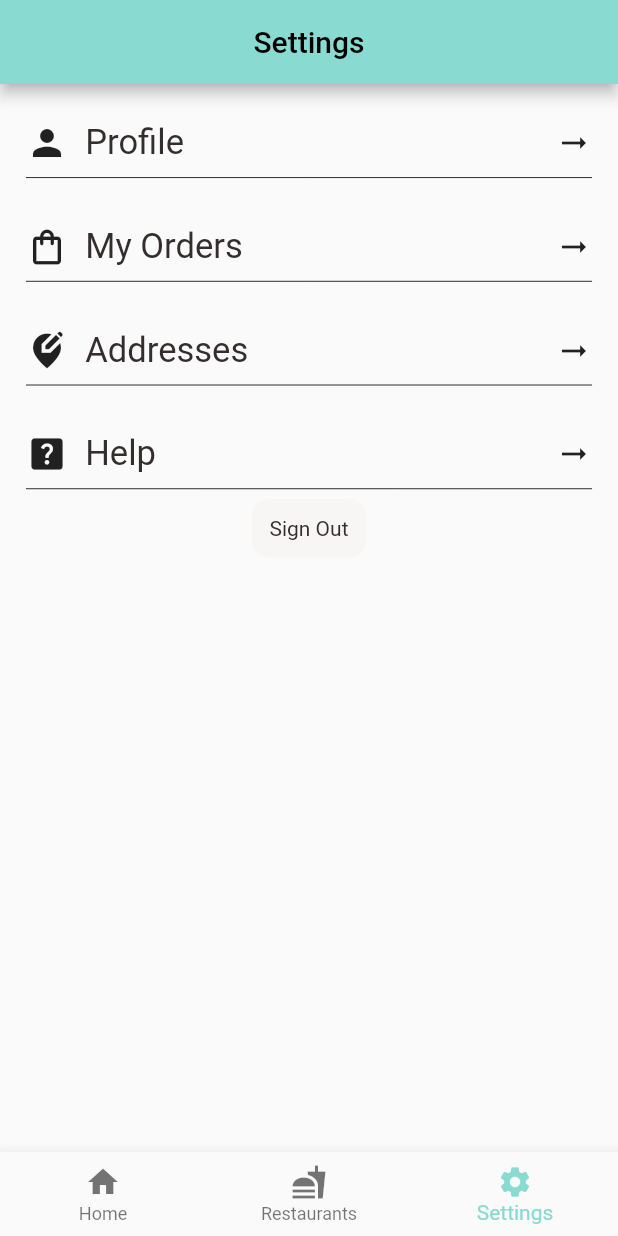
After one commit to Ketan-Goyal/go_foodz, a Flutter app: the MainFoodPage screen opened directly, item 3 of the bottom bar chosen, on a phone screen of 412 x 824 dp. The commit adds this screen. Run offline on Flutter 3.47's test engine with Material 2 defaults, Android fonts, the phone set to English and light mode, and no system bars; our stand-ins replace dots_indicator, firebase_auth, firebase_core, get; accounts and stored records are empty.

```diff
--- a/lib/main.dart
+++ b/lib/main.dart
@@ -1,7 +1,7 @@
 import 'package:firebase_core/firebase_core.dart';
 import 'package:flutter/material.dart';
 import 'package:get/get_navigation/src/root/get_material_app.dart';
-import 'package:go_foodz/screens/signUp.dart';
+import 'package:go_foodz/screens/signIn.dart';
 
 import 'firebase_options.dart';
 
@@ -28,7 +28,7 @@ class MyApp extends StatelessWidget {
         primarySwatch: Colors.cyan,
       ),
       // home: MainFoodPage(),
-      home: SignUp(),
+      home: SignIn(),
     );
   }
 }
--- /dev/null
+++ b/lib/screens/Settings.dart
@@ -0,0 +1,200 @@
+import 'package:flutter/material.dart';
+import 'package:go_foodz/screens/signUp.dart';
+import 'package:go_foodz/services/Auth.dart';
+import 'package:go_foodz/utils/colors.dart';
+import 'package:go_foodz/utils/dimensions.dart';
+import 'package:go_foodz/widgets/big_text.dart';
+
+class AppSettings extends StatefulWidget {
+  const AppSettings({Key? key}) : super(key: key);
+
+  @override
+  State<AppSettings> createState() => _AppSettingsState();
+}
+
+class _AppSettingsState extends State<AppSettings> {
+  AuthMethods authMethods = new AuthMethods();
+  @override
+  Widget build(BuildContext context) {
+    return Scaffold(
+      appBar: AppBar(
+        backgroundColor: AppColors.mainColor,
+        title: Center(child: Text("Settings")),
+      ),
+      body: Column(
+        children: [
+          Expanded(
+            child: ListView(
+              children: [
+                Container(
+                  padding: EdgeInsets.symmetric(
+                      horizontal: Dimensions.ratio * 15,
+                      vertical: Dimensions.ratio * 5),
+                  height: Dimensions.ratio * 60,
+                  child: Column(
+                    mainAxisAlignment: MainAxisAlignment.end,
+                    children: [
+                      Row(
+                        mainAxisAlignment: MainAxisAlignment.spaceBetween,
+                        children: [
+                          Row(
+                            children: [
+                              Icon(
+                                Icons.person,
+                                size: 28,
+                              ),
+                              SizedBox(
+                                width: Dimensions.ratio * 10,
+                              ),
+                              BigText(text: "Profile"),
+                            ],
+                          ),
+                          Icon(Icons.arrow_right_alt),
+                        ],
+                      ),
+                      SizedBox(
+                        height: 8,
+                      ),
+                      Divider(
+                        height: 2,
+                        color: AppColors.mainBlackColor,
+                      )
+                    ],
+                  ),
+                ),
+                Container(
+                  padding: EdgeInsets.symmetric(
+                      horizontal: Dimensions.ratio * 15,
+                      vertical: Dimensions.ratio * 5),
+                  height: Dimensions.ratio * 60,
+                  child: Column(
+                    mainAxisAlignment: MainAxisAlignment.end,
+                    children: [
+                      Row(
+                        mainAxisAlignment: MainAxisAlignment.spaceBetween,
+                        children: [
+                          Row(
+                            children: [
+                              Icon(
+                                Icons.shopping_bag_outlined,
+                                size: 28,
+                              ),
+                              SizedBox(
+                                width: Dimensions.ratio * 10,
+                              ),
+                              BigText(text: "My Orders"),
+                            ],
+                          ),
+                          Icon(Icons.arrow_right_alt),
+                        ],
+                      ),
+                      SizedBox(
+                        height: 8,
+                      ),
+                      Divider(
+                        height: 2,
+                        color: AppColors.mainBlackColor,
+                      )
+                    ],
+                  ),
+                ),
+                Container(
+                  padding: EdgeInsets.symmetric(
+                      horizontal: Dimensions.ratio * 15,
+                      vertical: Dimensions.ratio * 5),
+                  height: Dimensions.ratio * 60,
+                  child: Column(
+                    mainAxisAlignment: MainAxisAlignment.end,
+                    children: [
+                      Row(
+                        mainAxisAlignment: MainAxisAlignment.spaceBetween,
+                        children: [
+                          Row(
+                            children: [
+                              Icon(
+                                Icons.edit_location_alt,
+                                size: 28,
+                              ),
+                              SizedBox(
+                                width: Dimensions.ratio * 10,
+                              ),
+                              BigText(text: "Addresses"),
+                            ],
+                          ),
+                          Icon(Icons.arrow_right_alt),
+                        ],
+                      ),
+                      SizedBox(
+                        height: 8,
+                      ),
+                      Divider(
+                        height: 2,
+                        color: AppColors.mainBlackColor,
+                      )
+                    ],
+                  ),
+                ),
+                Container(
+                  padding: EdgeInsets.symmetric(
+                      horizontal: Dimensions.ratio * 15,
+                      vertical: Dimensions.ratio * 5),
+                  height: Dimensions.ratio * 60,
+                  child: Column(
+                    mainAxisAlignment: MainAxisAlignment.end,
+                    children: [
+                      Row(
+                        mainAxisAlignment: MainAxisAlignment.spaceBetween,
+                        children: [
+                          Row(
+                            children: [
+                              Icon(
+                                Icons.help_center,
+                                size: 28,
+                              ),
+                              SizedBox(
+                                width: Dimensions.ratio * 10,
+                              ),
+                              BigText(text: "Help"),
+                            ],
+                          ),
+                          Icon(Icons.arrow_right_alt),
+                        ],
+                      ),
+                      SizedBox(
+                        height: 8,
+                      ),
+                      Divider(
+                        height: 2,
+                        color: AppColors.mainBlackColor,
+                      )
+                    ],
+                  ),
+                ),
+                GestureDetector(
+                  onTap: () {
+                    authMethods.signOut();
+                    Navigator.pushReplacement(context,
+                        MaterialPageRoute(builder: (context) => SignUp()));
+                  },
+                  child: Center(
+                    child: Container(
+                      decoration: BoxDecoration(
+                          color: AppColors.buttonbackgroundColor,
+                          borderRadius:
+                              BorderRadius.circular(Dimensions.ratio * 10)),
+                      padding: EdgeInsets.all(Dimensions.ratio * 10),
+                      child: Text(
+                        "Sign Out",
+                        style: TextStyle(color: AppColors.mainBlackColor),
+                      ),
+                    ),
+                  ),
+                )
+              ],
+            ),
+          )
+        ],
+      ),
+    );
+  }
+}
--- /dev/null
+++ b/lib/screens/food/restaurant.dart
@@ -0,0 +1,15 @@
+import 'package:flutter/cupertino.dart';
+
+class Restaurant extends StatefulWidget {
+  const Restaurant({Key? key}) : super(key: key);
+
+  @override
+  State<Restaurant> createState() => _RestaurantState();
+}
+
+class _RestaurantState extends State<Restaurant> {
+  @override
+  Widget build(BuildContext context) {
+    return Container();
+  }
+}
--- a/lib/screens/home/food_page_body.dart
+++ b/lib/screens/home/food_page_body.dart
@@ -221,7 +221,7 @@ class _FoodPageBodyState extends State<FoodPageBody> {
           Align(
             alignment: Alignment.bottomCenter,
             child: Container(
-              height: Dimensions.ratio * 110,
+              height: Dimensions.ratio * 120,
               margin: EdgeInsets.only(
                   left: 35, right: 35, bottom: Dimensions.height15),
               decoration: BoxDecoration(
@@ -249,7 +249,7 @@ class _FoodPageBodyState extends State<FoodPageBody> {
                     right: Dimensions.ratio * 15,
                     top: Dimensions.ratio * 15),
                 child: AppColumn(
-                  text: "American Cheese Burger",
+                  text: "The Classic Pizza",
                 ),
               ),
             ),
--- a/lib/screens/home/main food page.dart
+++ b/lib/screens/home/main food page.dart
@@ -1,9 +1,11 @@
 import 'package:flutter/material.dart';
+import 'package:go_foodz/screens/Settings.dart';
 import 'package:go_foodz/utils/colors.dart';
 import 'package:go_foodz/widgets/big_text.dart';
 import 'package:go_foodz/widgets/small%20text.dart';
 
 import '../../utils/dimensions.dart';
+import '../food/restaurant.dart';
 import 'food_page_body.dart';
 
 class MainFoodPage extends StatefulWidget {
@@ -14,10 +16,10 @@ class MainFoodPage extends StatefulWidget {
 }
 
 class _MainFoodPageState extends State<MainFoodPage> {
-  @override
-  Widget build(BuildContext context) {
-    return Scaffold(
-      body: Column(
+  int _selectedIndex = 0;
+
+  final List<Widget> _screens = <Widget>[
+    Column(
       children: [
         Container(
           child: Container(
@@ -66,6 +68,41 @@ class _MainFoodPageState extends State<MainFoodPage> {
         ),
       ],
     ),
+    Restaurant(),
+    AppSettings(),
+  ];
+
+  void _onItemTapped(int index) {
+    setState(() {
+      _selectedIndex = index;
+    });
+  }
+
+  @override
+  Widget build(BuildContext context) {
+    return Scaffold(
+      body: Center(
+        child: _screens.elementAt(_selectedIndex),
+      ),
+      bottomNavigationBar: BottomNavigationBar(
+        items: const <BottomNavigationBarItem>[
+          BottomNavigationBarItem(
+            icon: Icon(Icons.home),
+            label: 'Home',
+          ),
+          BottomNavigationBarItem(
+            icon: Icon(Icons.fastfood_sharp),
+            label: 'Restaurants',
+          ),
+          BottomNavigationBarItem(
+            icon: Icon(Icons.settings),
+            label: 'Settings',
+          ),
+        ],
+        currentIndex: _selectedIndex,
+        selectedItemColor: AppColors.mainColor,
+        onTap: _onItemTapped,
+      ),
     );
   }
 }
--- /dev/null
+++ b/lib/screens/profile.dart
@@ -0,0 +1,21 @@
+import 'package:flutter/material.dart';
+
+class Profile extends StatefulWidget {
+  const Profile({Key? key}) : super(key: key);
+
+  @override
+  State<Profile> createState() => _ProfileState();
+}
+
+class _ProfileState extends State<Profile> {
+  @override
+  Widget build(BuildContext context) {
+    return Scaffold(
+      appBar: AppBar(
+        title: Center(
+          child: Text("Profile"),
+        ),
+      ),
+    );
+  }
+}
--- a/lib/screens/signIn.dart
+++ b/lib/screens/signIn.dart
@@ -1,4 +1,7 @@
 import 'package:flutter/material.dart';
+import 'package:go_foodz/screens/home/main%20food%20page.dart';
+import 'package:go_foodz/screens/signUp.dart';
+import 'package:go_foodz/services/Auth.dart';
 import 'package:go_foodz/utils/colors.dart';
 import 'package:go_foodz/utils/dimensions.dart';
 
@@ -10,6 +13,11 @@ class SignIn extends StatefulWidget {
 }
 
 class _SignInState extends State<SignIn> {
+  AuthMethods _authMethods = new AuthMethods();
+
+  TextEditingController passwordTEC = TextEditingController();
+  TextEditingController emailTEC = TextEditingController();
+
   @override
   Widget build(BuildContext context) {
     return Scaffold(
@@ -26,6 +34,13 @@ class _SignInState extends State<SignIn> {
             mainAxisAlignment: MainAxisAlignment.center,
             children: [
               TextFormField(
+                controller: emailTEC,
+                validator: (v) {
+                  return RegExp(r"^[a-zA-Z0-9+_.-]+@[a-zA-Z0-9.-]+$")
+                          .hasMatch(v!)
+                      ? null
+                      : "enter valid email";
+                },
                 decoration: InputDecoration(
                   border: OutlineInputBorder(
                       borderRadius: BorderRadius.circular(20)),
@@ -36,6 +51,7 @@ class _SignInState extends State<SignIn> {
                 height: 20,
               ),
               TextFormField(
+                controller: passwordTEC,
                 obscureText: true,
                 decoration: InputDecoration(
                   border: OutlineInputBorder(
@@ -55,7 +71,14 @@ class _SignInState extends State<SignIn> {
               SizedBox(
                 height: 20,
               ),
-              Container(
+              GestureDetector(
+                onTap: () {
+                  _authMethods.SignInWithEmailPassword(
+                      emailTEC.text, passwordTEC.text);
+                  Navigator.pushReplacement(context,
+                      MaterialPageRoute(builder: (context) => MainFoodPage()));
+                },
+                child: Container(
                   margin: EdgeInsets.symmetric(vertical: 10),
                   width: double.maxFinite,
                   alignment: Alignment.center,
@@ -65,6 +88,7 @@ class _SignInState extends State<SignIn> {
                     borderRadius: BorderRadius.circular(20),
                   ),
                   child: Text("SIGN IN"),
+                ),
               ),
               Container(
                 width: double.maxFinite,
@@ -76,10 +100,16 @@ class _SignInState extends State<SignIn> {
                 ),
                 child: Text("SIGN IN WITH GOOGLE"),
               ),
-              Container(
+              GestureDetector(
+                onTap: () {
+                  Navigator.pushReplacement(context,
+                      MaterialPageRoute(builder: (context) => SignUp()));
+                },
+                child: Container(
                   margin: EdgeInsets.symmetric(vertical: 10),
                   padding: EdgeInsets.symmetric(vertical: 10),
                   child: Text("New User? Sign Up Now"),
+                ),
               ),
             ],
           ),
--- a/lib/screens/signUp.dart
+++ b/lib/screens/signUp.dart
@@ -1,5 +1,7 @@
 import 'package:flutter/foundation.dart';
 import 'package:flutter/material.dart';
+import 'package:go_foodz/screens/home/main%20food%20page.dart';
+import 'package:go_foodz/screens/signIn.dart';
 import 'package:go_foodz/services/Auth.dart';
 import 'package:go_foodz/utils/colors.dart';
 import 'package:go_foodz/utils/dimensions.dart';
@@ -30,6 +32,8 @@ class _SignUpState extends State<SignUp> {
         if (kDebugMode) {
           print("$val");
         }
+        Navigator.pushReplacement(
+            context, MaterialPageRoute(builder: (context) => MainFoodPage()));
       });
     }
   }
@@ -62,7 +66,7 @@ class _SignUpState extends State<SignUp> {
                         children: [
                           TextFormField(
                             validator: (v) {
-                              return v!.length > 10 || v.length < 5 || v.isEmpty
+                              return v!.length > 20 || v.length < 5 || v.isEmpty
                                   ? "Invalid username"
                                   : null;
                             },
@@ -151,10 +155,16 @@ class _SignUpState extends State<SignUp> {
                       ),
                       child: Text("SIGN UP WITH GOOGLE"),
                     ),
-                    Container(
-                      margin: EdgeInsets.symmetric(vertical: 10),
-                      padding: EdgeInsets.symmetric(vertical: 10),
-                      child: Text("Already a User? Sign in Now"),
+                    GestureDetector(
+                      onTap: () {
+                        Navigator.pushReplacement(context,
+                            MaterialPageRoute(builder: (context) => SignIn()));
+                      },
+                      child: Container(
+                        margin: EdgeInsets.symmetric(vertical: 10),
+                        padding: EdgeInsets.symmetric(vertical: 10),
+                        child: Text("Already a User? Sign in Now"),
+                      ),
                     ),
                   ],
                 ),
--- a/pubspec.yaml
+++ b/pubspec.yaml
@@ -39,7 +39,7 @@ dependencies:
   cupertino_icons: ^1.0.2
   firebase_core: ^1.18.0
   firebase_auth: ^3.3.20
-
+  cloud_firestore: ^3.1.18
 
 dev_dependencies:
   flutter_test:
```
Also changed, not shown: pubspec.lock, 1 other file. Lines whose indentation alone changed are shown as unchanged.
